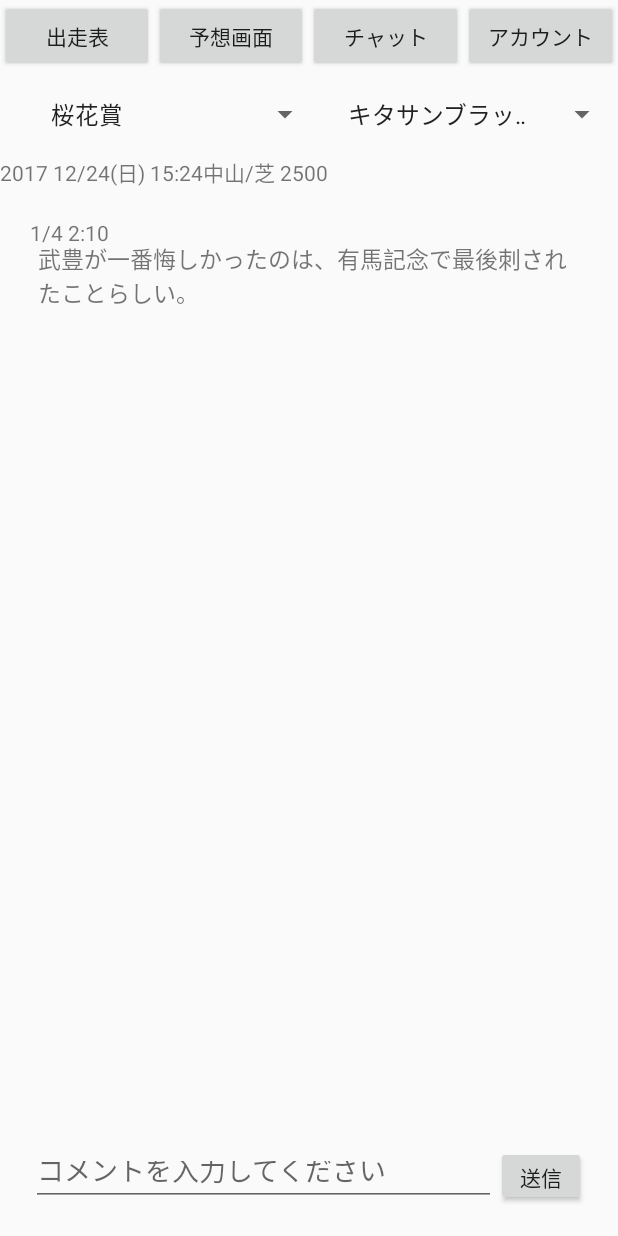
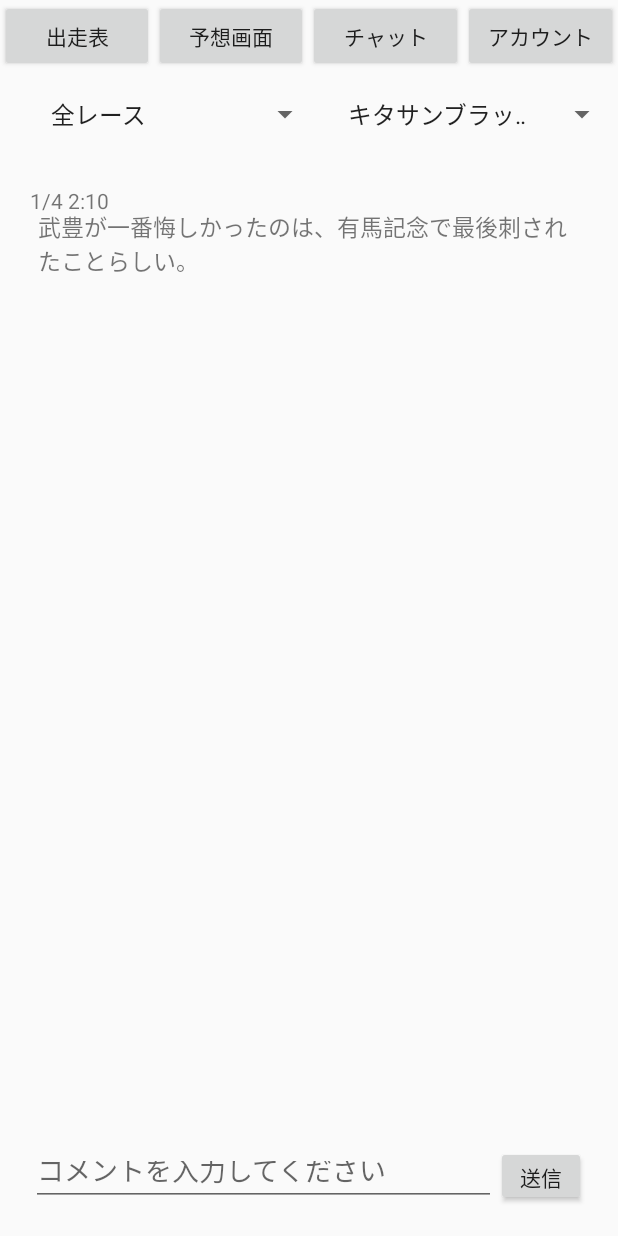
Before and after one commit to taichi1101/KEIBA2, an Android app: the ChatActivity screen opened directly, with no data from a screen before it, on a phone screen of 412 x 824 dp. Run offline under Robolectric (Android 15) with nearby library versions, the phone set to English and light mode, and no system bars.

Commit message:
chatのspinnerにも日時の入ったレース名をセットした

```diff
--- a/app/src/main/java/com/example/android/sample/keiba/ChatActivity.java
+++ b/app/src/main/java/com/example/android/sample/keiba/ChatActivity.java
@@ -77,12 +77,15 @@ public class ChatActivity extends Activity implements View.OnClickListener {
     String raceSpinner[];
     public void firstRaceSpinner(){
 
-        raceSpinner = new String[5];
-        raceSpinner[0] = "桜花賞";
-        raceSpinner[1] = "日本ダービー";
-        raceSpinner[2] ="菊花賞";
-        raceSpinner[3] ="天皇賞・秋";
-        raceSpinner[4] ="有馬記念";
+
+        //ここのspinnerは一つのものを参照したい spinnerを全部の画面で使っているので、参照する為のspinnerクラスを作る
+        raceSpinner = new String[6];
+        raceSpinner[0] = "全レース";
+        raceSpinner[1] = "桜花賞 2017 12/24(日)";
+        raceSpinner[2] ="菊花賞 2018 1/22(土)";
+        raceSpinner[3] ="天皇賞・秋 2018 3/13(日)";
+        raceSpinner[4] ="有馬記念 2018 5/23(土)";
+        raceSpinner[5] ="日本ダービー 2018 10/4(土)";
 
 //        この下のコードがあるとlistが表示されなくなり、ボタンが押せなくなる。とりあえず省いておく
         //このしたが、キーボードが押されないようにしてる
--- a/app/src/main/res/layout/activity_chat.xml
+++ b/app/src/main/res/layout/activity_chat.xml
@@ -97,46 +97,6 @@
 
 
 
-    <LinearLayout
-        android:layout_width="wrap_content"
-        android:layout_height="wrap_content"
-        android:orientation="horizontal">
-
-
-
-        <TextView
-            android:layout_width="wrap_content"
-            android:layout_height="wrap_content"
-            android:text="2017 12/24(日) 15:24"
-            android:layout_weight="1"/>
-
-
-
-
-        <TextView
-            android:layout_width="wrap_content"
-            android:layout_height="wrap_content"
-            android:text="中山/芝 2500"
-            android:layout_weight="1"
-            android:id="@+id/place"/>
-
-
-
-
-
-        <!--<ListView-->
-            <!--android:layout_width="wrap_content"-->
-            <!--android:layout_height="wrap_content"-->
-            <!--&gt;-->
-            <!--&lt;!&ndash;このListViewはどこに入れても結果は変わらず全画面のListViewになる。やはりカスタマイズのListViewにする&ndash;&gt;-->
-            <!--&lt;!&ndash;とりあえず、最後にChatActivityのonClickListenerだけつける&ndash;&gt;-->
-
-
-        <!--</ListView>-->
-
-    </LinearLayout>
-
-
 
 
     <LinearLayout
```
Lines whose indentation alone changed are shown as unchanged.
